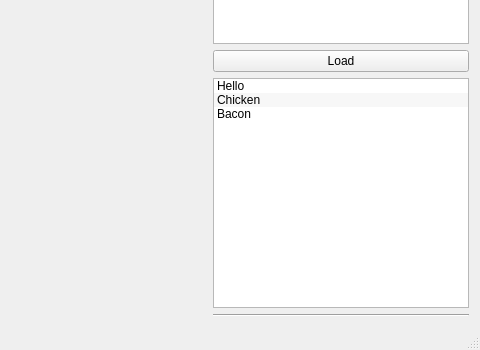
Before: the Qt Designer form ShaderTester/mainwindow.ui in Gomer3261/CSC490-Rendering, drawn with Qt 5; both pictures show x 419 to 899 and y 233 to 583 of the 899 by 583 pixel window.
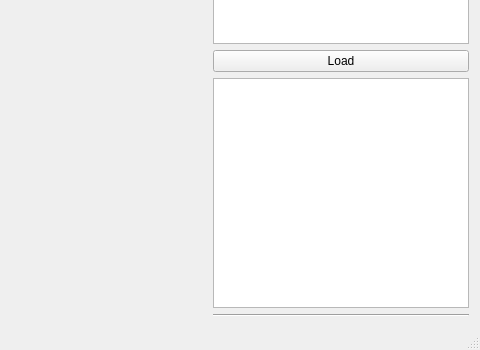
After: the same form once the commit is applied. Custom widgets are drawn as their Qt base class.

What changed in the file:
```diff
--- a/ShaderTester/mainwindow.ui
+++ b/ShaderTester/mainwindow.ui
@@ -70,21 +70,6 @@
         <property name="alternatingRowColors">
          <bool>true</bool>
         </property>
-        <item>
-         <property name="text">
-          <string>Hello</string>
-         </property>
-        </item>
-        <item>
-         <property name="text">
-          <string>Chicken</string>
-         </property>
-        </item>
-        <item>
-         <property name="text">
-          <string>Bacon</string>
-         </property>
-        </item>
        </widget>
       </item>
       <item>
@@ -145,6 +130,14 @@
    <header>openglview.h</header>
    <container>1</container>
   </customwidget>
+  <customwidget>
+   <class>DragSensitiveListWidget</class>
+   <extends>QListWidget</extends>
+   <header>dragsensitivelistwidget.h</header>
+   <slots>
+    <signal>itemDropped()</signal>
+   </slots>
+  </customwidget>
  </customwidgets>
  <resources/>
  <connections>
```
Left out of the diff: 20 changed lines with no effect on the pictures.
